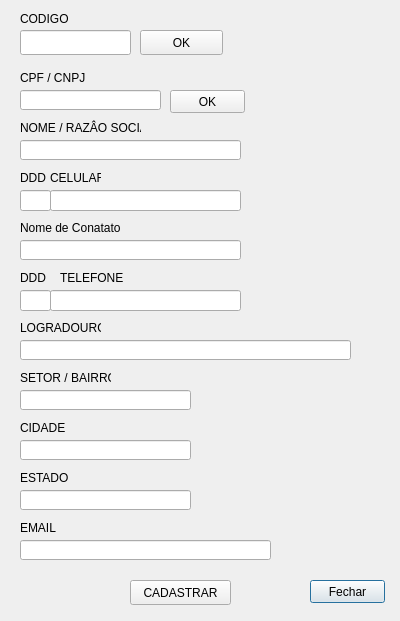
Old version of the form cadastro.ui in the repository kaioFerreira/CRUD-CPP-Arquivo.
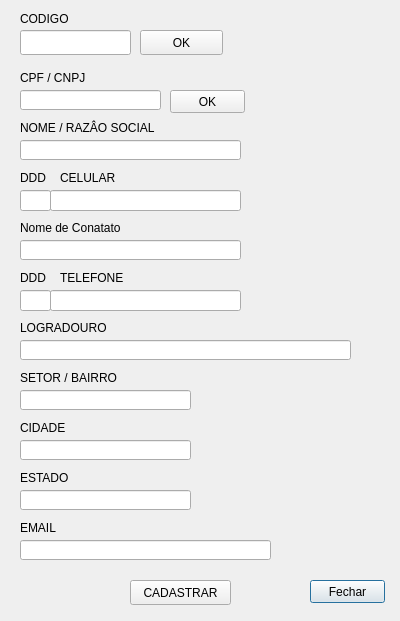
New version of the form.

Patch:
```diff
--- a/cadastro.ui
+++ b/cadastro.ui
@@ -77,7 +77,7 @@
     <rect>
      <x>20</x>
      <y>120</y>
-     <width>121</width>
+     <width>171</width>
      <height>16</height>
     </rect>
    </property>
@@ -182,7 +182,7 @@
     <rect>
      <x>20</x>
      <y>320</y>
-     <width>81</width>
+     <width>111</width>
      <height>16</height>
     </rect>
    </property>
@@ -195,7 +195,7 @@
     <rect>
      <x>20</x>
      <y>370</y>
-     <width>91</width>
+     <width>111</width>
      <height>16</height>
     </rect>
    </property>
@@ -241,7 +241,7 @@
     <rect>
      <x>20</x>
      <y>470</y>
-     <width>51</width>
+     <width>71</width>
      <height>16</height>
     </rect>
    </property>
@@ -308,9 +308,9 @@
   <widget class="QLabel" name="label_11">
    <property name="geometry">
     <rect>
-     <x>50</x>
+     <x>60</x>
      <y>170</y>
-     <width>51</width>
+     <width>71</width>
      <height>16</height>
     </rect>
    </property>
@@ -323,7 +323,7 @@
     <rect>
      <x>20</x>
      <y>220</y>
-     <width>101</width>
+     <width>131</width>
      <height>16</height>
     </rect>
    </property>
```
